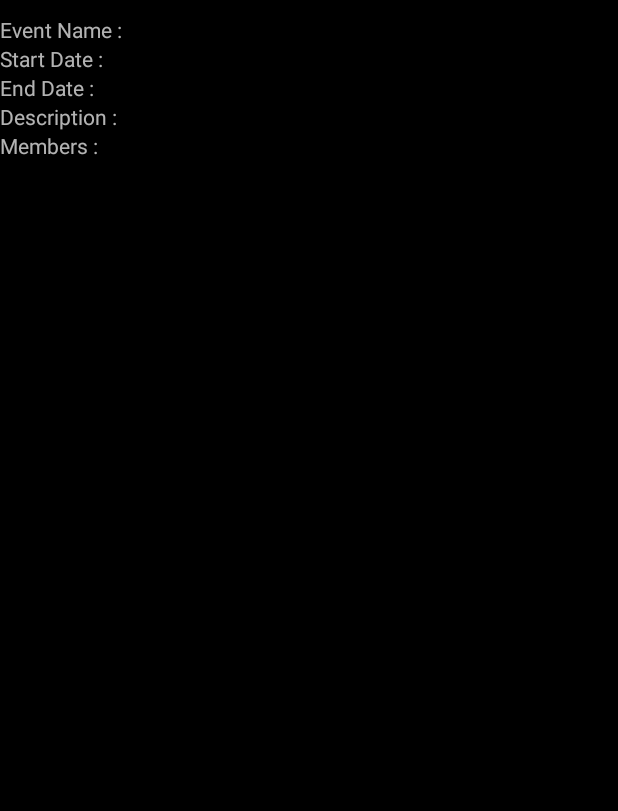
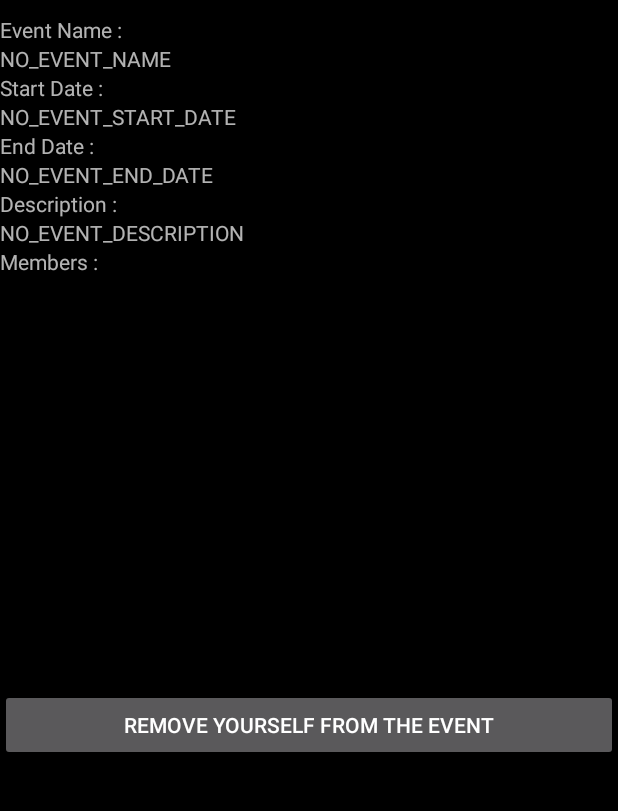
Before and after one commit to EtienneBonvin/group-up, an Android app: the layout activity_event_description.xml on its own in the app's theme, with its tools: preview values and no code run, on a phone screen of 412 x 824 dp, the part 61-872 px from its top. Run offline under Robolectric (Android 15) with nearby library versions, the phone set to English and light mode, and no system bars.

Commit message:
Advance in event description Added a button to remove the event, the scroll view to print the display names of the members. I also started writing the test class for this activity, for the moment it is just checking the default textview.

```diff
--- a/app/src/main/AndroidManifest.xml
+++ b/app/src/main/AndroidManifest.xml
@@ -28,6 +28,7 @@
         <activity android:name=".activity.home.inactive.DisplayQRActivity"></activity>
         <activity android:name=".activity.settings.Settings" />
         <activity android:name=".activity.toolbar.ToolbarActivity"></activity>
+        <activity android:name=".activity.eventDescription.EventDescriptionActivity"></activity>
     </application>
 
 </manifest>
--- a/app/src/main/java/ch/epfl/sweng/groupup/object/account/Account.java
+++ b/app/src/main/java/ch/epfl/sweng/groupup/object/account/Account.java
@@ -176,7 +176,7 @@ public final class Account extends User {
      * @param past event to add
      * @return the modified shared account, so that it is easier to call in chain
      */
-    public Account addOrUpdatePastEvent(Event past) {
+    private Account addOrUpdatePastEvent(Event past) {
         if (past.getEventStatus().equals(EventStatus.PAST)) {
             List<Event> newPast = new ArrayList<>(pastEvents);
             Iterator<Event> eventIterator = pastEvents.iterator();
@@ -202,7 +202,7 @@ public final class Account extends User {
      * @param future event to add
      * @return the modified shared account, so that it is easier to call in chain
      */
-    public Account addOrUpdateFutureEvent(Event future) {
+    private Account addOrUpdateFutureEvent(Event future) {
         if (future.getEventStatus().equals(EventStatus.FUTURE)) {
 
             List<Event> newFuture = new ArrayList<>(futureEvents);
--- a/app/src/main/res/layout/activity_event_description.xml
+++ b/app/src/main/res/layout/activity_event_description.xml
@@ -17,12 +17,26 @@
         android:layout_below="@id/toolbar"/>
 
     <TextView
+        android:id="@+id/event_description_name"
+        android:layout_width="match_parent"
+        android:layout_height="wrap_content"
+        android:text="@string/no_event_name"
+        android:layout_below="@id/toolbar"/>
+
+    <TextView
         android:id="@+id/event_description_tv_start_date"
         android:layout_width="match_parent"
         android:layout_height="wrap_content"
         android:gravity="start"
         android:text="@string/event_description_tv_start_date"
         android:textAlignment="textStart"
+        android:layout_below="@id/toolbar"/>
+
+    <TextView
+        android:id="@+id/event_description_start_date"
+        android:layout_width="match_parent"
+        android:layout_height="wrap_content"
+        android:text="@string/no_event_start_date"
         android:layout_below="@id/toolbar"/>
 
     <TextView
@@ -35,12 +49,26 @@
         android:layout_below="@id/toolbar"/>
 
     <TextView
+        android:id="@+id/event_description_end_date"
+        android:layout_width="match_parent"
+        android:layout_height="wrap_content"
+        android:text="@string/no_event_end_date"
+        android:layout_below="@id/toolbar"/>
+
+    <TextView
         android:id="@+id/event_description_tv_description"
         android:layout_width="match_parent"
         android:layout_height="wrap_content"
         android:gravity="start"
         android:text="@string/event_description_tv_description"
         android:textAlignment="textStart"
+        android:layout_below="@id/toolbar"/>
+
+    <TextView
+        android:id="@+id/event_description_description"
+        android:layout_width="match_parent"
+        android:layout_height="wrap_content"
+        android:text="@string/no_event_description"
         android:layout_below="@id/toolbar"/>
 
     <TextView
@@ -52,5 +80,22 @@
         android:textAlignment="textStart"
         android:layout_below="@id/toolbar"/>
 
+    <ScrollView
+        android:layout_width="257dp"
+        android:layout_height="275dp">
+
+        <LinearLayout
+            android:id="@+id/linear_scroll_members"
+            android:layout_width="match_parent"
+            android:layout_height="wrap_content"
+            android:orientation="vertical" />
+    </ScrollView>
+
+    <Button
+        android:id="@+id/remove_event_button"
+        android:layout_width="match_parent"
+        android:layout_height="wrap_content"
+        android:text="@string/remove_yourself_from_the_event" />
+
 
 </LinearLayout>
--- a/app/src/main/res/values/strings.xml
+++ b/app/src/main/res/values/strings.xml
@@ -56,5 +56,10 @@
     <string name="event_description_tv_end_date">End Date : </string>
     <string name="event_description_tv_description">Description : </string>
     <string name="event_description_tv_members">Members : </string>
+    <string name="no_event_description">NO_EVENT_DESCRIPTION</string>
+    <string name="no_event_end_date">NO_EVENT_END_DATE</string>
+    <string name="no_event_name">NO_EVENT_NAME</string>
+    <string name="no_event_start_date">NO_EVENT_START_DATE</string>
+    <string name="remove_yourself_from_the_event">Remove yourself from the event</string>
 
 </resources>
```
Also changed, not shown: app/src/main/java/ch/epfl/sweng/groupup/activity/eventDescription/EventDescriptionActivity.java (+54 -10 lines), app/src/main/java/ch/epfl/sweng/groupup/activity/eventListing/EventListingActivity.java (+6 -9 lines), 3 other files.
